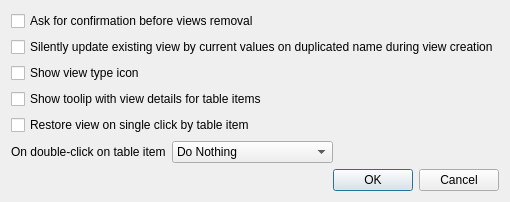
LibreCAD/LibreCAD, file librecad/src/ui/dock_widgets/views_list/lc_dlgnamedviewslistoptions.ui: the form before one commit.
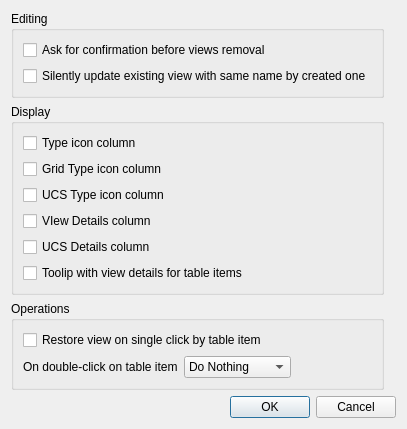
The form after the commit.

```diff
--- a/librecad/src/ui/dock_widgets/views_list/lc_dlgnamedviewslistoptions.ui
+++ b/librecad/src/ui/dock_widgets/views_list/lc_dlgnamedviewslistoptions.ui
@@ -6,22 +6,139 @@
    <rect>
     <x>0</x>
     <y>0</y>
-    <width>503</width>
-    <height>200</height>
+    <width>393</width>
+    <height>386</height>
    </rect>
   </property>
   <property name="windowTitle">
    <string>Named Views Settings</string>
   </property>
-  <layout class="QGridLayout" name="gridLayout" columnstretch="0,1,1">
-   <item row="9" column="0">
+  <layout class="QGridLayout" name="gridLayout" columnstretch="0,0,0">
+   <item row="0" column="0">
+    <widget class="QGroupBox" name="groupBox">
+     <property name="title">
+      <string>Editing</string>
+     </property>
+     <layout class="QGridLayout" name="gridLayout_2">
+      <item row="0" column="0">
+       <widget class="QCheckBox" name="cbRemovalConfirmation">
+        <property name="toolTip">
+         <string>If selected, confirmation dialog will be shown on removal of the view. Otherwise, view will be removed silently. </string>
+        </property>
+        <property name="text">
+         <string>Ask for confirmation before views removal</string>
+        </property>
+       </widget>
+      </item>
+      <item row="1" column="0">
+       <widget class="QCheckBox" name="cbSilentUpdate">
+        <property name="toolTip">
+         <string>If checked and during creation the view with entered name already exists, it will be updated by new position. Otherwise, unique name of new view will be required.</string>
+        </property>
+        <property name="text">
+         <string>Silently update existing view with same name by created one</string>
+        </property>
+       </widget>
+      </item>
+     </layout>
+    </widget>
+   </item>
+   <item row="1" column="0">
+    <widget class="QGroupBox" name="groupBox_2">
+     <property name="title">
+      <string>Display</string>
+     </property>
+     <layout class="QGridLayout" name="gridLayout_3">
+      <item row="5" column="0">
+       <widget class="QCheckBox" name="cbShowTooltip">
+        <property name="toolTip">
+         <string>If show, tooltip with additional information about view will be shown for table item.</string>
+        </property>
+        <property name="text">
+         <string>Toolip with view details for table items</string>
+        </property>
+       </widget>
+      </item>
+      <item row="4" column="0">
+       <widget class="QCheckBox" name="cbColumnUCSDetails">
+        <property name="toolTip">
+         <string>If checked, the column with details for type of grid for type of view's UCS will be shown in the table. </string>
+        </property>
+        <property name="text">
+         <string>UCS Details column</string>
+        </property>
+       </widget>
+      </item>
+      <item row="1" column="0">
+       <widget class="QCheckBox" name="cbColumnGridType">
+        <property name="toolTip">
+         <string>If checked, type of grid for saved view will be shown</string>
+        </property>
+        <property name="text">
+         <string>Grid Type icon column</string>
+        </property>
+       </widget>
+      </item>
+      <item row="0" column="0">
+       <widget class="QCheckBox" name="cbShowViewTypeIcon">
+        <property name="toolTip">
+         <string>If checked, the column with icon for type of grid for view will be shown in the table. </string>
+        </property>
+        <property name="text">
+         <string>Type icon column</string>
+        </property>
+       </widget>
+      </item>
+      <item row="2" column="0">
+       <widget class="QCheckBox" name="cbColumnUCSType">
+        <property name="toolTip">
+         <string>If checked, the column with icon for type of grid for type of view's UCS will be shown in the table. </string>
+        </property>
+        <property name="text">
+         <string>UCS Type icon column</string>
+        </property>
+       </widget>
+      </item>
+      <item row="3" column="0">
+       <widget class="QCheckBox" name="cbShowColumnVIewDetails">
+        <property name="toolTip">
+         <string>If checked, the column with view details will be shown in the table.</string>
+        </property>
+        <property name="text">
+         <string>VIew Details column</string>
+        </property>
+       </widget>
+      </item>
+     </layout>
+    </widget>
+   </item>
+   <item row="6" column="0" colspan="3">
+    <widget class="QDialogButtonBox" name="buttonBox">
+     <property name="orientation">
+      <enum>Qt::Horizontal</enum>
+     </property>
+     <property name="standardButtons">
+      <set>QDialogButtonBox::Cancel|QDialogButtonBox::Ok</set>
+     </property>
+     <property name="centerButtons">
+      <bool>false</bool>
+     </property>
+    </widget>
+   </item>
+   <item row="2" column="0">
+    <widget class="QGroupBox" name="groupBox_3">
+     <property name="title">
+      <string>Operations</string>
+     </property>
+     <layout class="QGridLayout" name="gridLayout_4">
+      <item row="1" column="0">
     <widget class="QLabel" name="lblDoubleClick">
      <property name="text">
       <string>On double-click on table item</string>
      </property>
     </widget>
    </item>
-   <item row="9" column="1">
+      <item row="1" column="1">
     <widget class="QComboBox" name="cbDoubleClickPolicy">
      <property name="toolTip">
       <string>Defines which action should be performed on double click on view item of the table. </string>
@@ -48,20 +165,20 @@
      </item>
     </widget>
    </item>
-   <item row="9" column="2">
+      <item row="1" column="2">
     <spacer name="horizontalSpacer">
      <property name="orientation">
       <enum>Qt::Horizontal</enum>
      </property>
      <property name="sizeHint" stdset="0">
       <size>
-       <width>40</width>
+          <width>0</width>
        <height>20</height>
       </size>
      </property>
     </spacer>
    </item>
-   <item row="8" column="0" colspan="3">
+      <item row="0" column="0" colspan="3">
     <widget class="QCheckBox" name="cbSingleClickRestore">
      <property name="toolTip">
       <string>If enabled, click on the view table item will restore view. Otherwise, view should be restored explicitly.</string>
@@ -71,57 +188,7 @@
      </property>
     </widget>
    </item>
-   <item row="7" column="0" colspan="3">
-    <widget class="QCheckBox" name="cbShowTooltip">
-     <property name="toolTip">
-      <string>If show, tooltip with additional information about view will be shown for table item.</string>
-     </property>
-     <property name="text">
-      <string>Show toolip with view details for table items</string>
-     </property>
-    </widget>
-   </item>
-   <item row="6" column="0" colspan="3">
-    <widget class="QCheckBox" name="cbShowViewTypeIcon">
-     <property name="toolTip">
-      <string>If checked, the column with icon for type of view will be shown in the table. </string>
-     </property>
-     <property name="text">
-      <string>Show view type icon</string>
-     </property>
-    </widget>
-   </item>
-   <item row="3" column="0" colspan="3">
-    <widget class="QCheckBox" name="cbSilentUpdate">
-     <property name="toolTip">
-      <string>If checked and during creation the view with entered name already exists, it will be updated by new position. Otherwise, unique name of new view will be required.</string>
-     </property>
-     <property name="text">
-      <string>Silently update existing view by current values on duplicated name during view creation</string>
-     </property>
-    </widget>
-   </item>
-   <item row="1" column="0" colspan="3">
-    <widget class="QCheckBox" name="cbRemovalConfirmation">
-     <property name="toolTip">
-      <string>If selected, confirmation dialog will be shown on removal of the view. Otherwise, view will be removed silently. </string>
-     </property>
-     <property name="text">
-      <string>Ask for confirmation before views removal</string>
-     </property>
-    </widget>
-   </item>
-   <item row="10" column="0" colspan="3">
-    <widget class="QDialogButtonBox" name="buttonBox">
-     <property name="orientation">
-      <enum>Qt::Horizontal</enum>
-     </property>
-     <property name="standardButtons">
-      <set>QDialogButtonBox::Cancel|QDialogButtonBox::Ok</set>
-     </property>
-     <property name="centerButtons">
-      <bool>false</bool>
-     </property>
+     </layout>
     </widget>
    </item>
   </layout>
```
Lines whose indentation alone changed are shown as unchanged.
